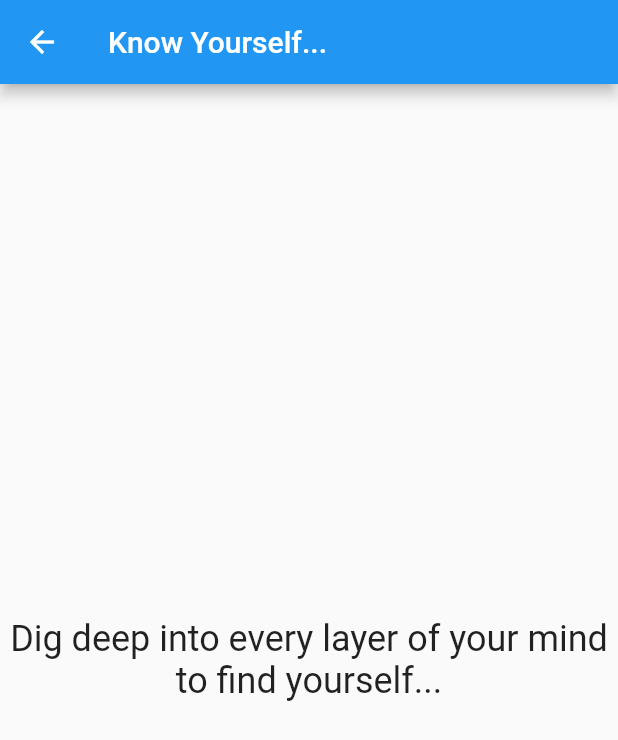
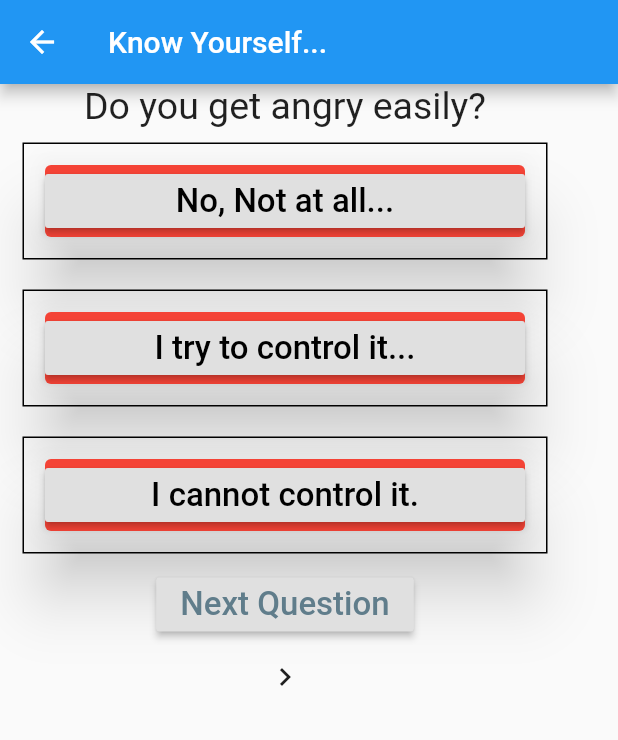
Before and after one commit to channthoeun/flutter-beginner-to-pro-my_first_flutter_app, a Flutter app: the screen it shows after launch, after a tap on the "navigate next" icon, on a phone screen of 412 x 824 dp. Shown: the top 740 px of the screen. Run offline on Flutter 3.47's test engine with Material 2 defaults, Android fonts, the phone set to English and light mode, and no system bars.

Commit message:
Removed snackbars from layout_first_example

```diff
--- a/lib/layout_first_example.dart
+++ b/lib/layout_first_example.dart
@@ -1,44 +1,9 @@
 import 'package:flutter/material.dart';
+import 'package:my_first_flutter_app/next_page.dart';
 import 'package:my_first_flutter_app/questions.dart';
+import 'package:my_first_flutter_app/snackbar.dart';
 
 final GlobalKey<ScaffoldState> scaffoldKey = GlobalKey<ScaffoldState>();
-final SnackBar snackBarOne = const SnackBar(
-    content: Text(
-    'Alert has been pressed!',
-    style: TextStyle(fontSize: 30),
-  )
-);
-final SnackBar snackBarTwo = const SnackBar(
-    content: Text(
-    'Search has been pressed!',
-    style: TextStyle(fontSize: 30),
-  )
-);
-final SnackBar snackBarThree = const SnackBar(
-  content: Text(
-    'Navigation has been pressed!',
-    style: TextStyle(fontSize: 30),
-  )
-);
-
-void clickNextPage(BuildContext context) {
-  Navigator.push(context, MaterialPageRoute(
-    builder: (BuildContext context) {
-      return Scaffold(
-        appBar: AppBar(
-          title: const Text('Know Yourself...'),
-        ),
-        body: const Center(
-          child: Text(
-            'Dig deep into every layer of your mind to find yourself...',
-            style: TextStyle(fontSize: 24),
-            textAlign: TextAlign.center,
-          ),
-        ),
-      );
-  },
-  ));
-}
 
 class MyStatelessLayoutWidget extends StatelessWidget {
   final questions = [
@@ -71,7 +36,7 @@ class MyStatelessLayoutWidget extends StatelessWidget {
             icon: const Icon(Icons.navigate_next),
             tooltip: 'Next page',
             onPressed: () {
-              clickNextPage(context);
+              clickNextQuestion(context);
             },
           ),
         ],
```
